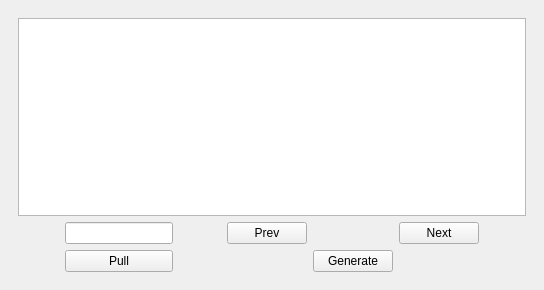
The window that mainwindow.ui (muzair2003/GriffinScheduler) describes before a commit, drawn with Qt 5.
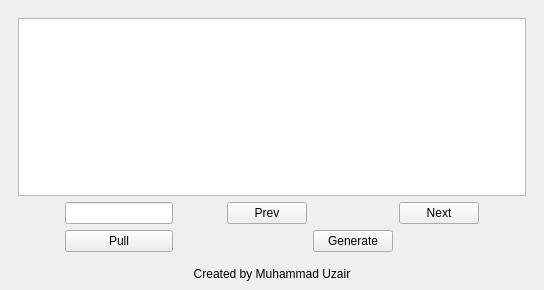
The same window after the commit.

Commit message: added label finalized UI

Patch:
```diff
--- a/mainwindow.ui
+++ b/mainwindow.ui
@@ -130,6 +130,19 @@
       </layout>
      </widget>
     </item>
+    <item>
+     <widget class="QLabel" name="label">
+      <property name="layoutDirection">
+       <enum>Qt::LeftToRight</enum>
+      </property>
+      <property name="text">
+       <string>Created by Muhammad Uzair</string>
+      </property>
+      <property name="alignment">
+       <set>Qt::AlignCenter</set>
+      </property>
+     </widget>
+    </item>
    </layout>
   </widget>
  </widget>
```
Left out of the diff: 32 changed lines with no effect on the pictures. The commit also changes 1 other file.
